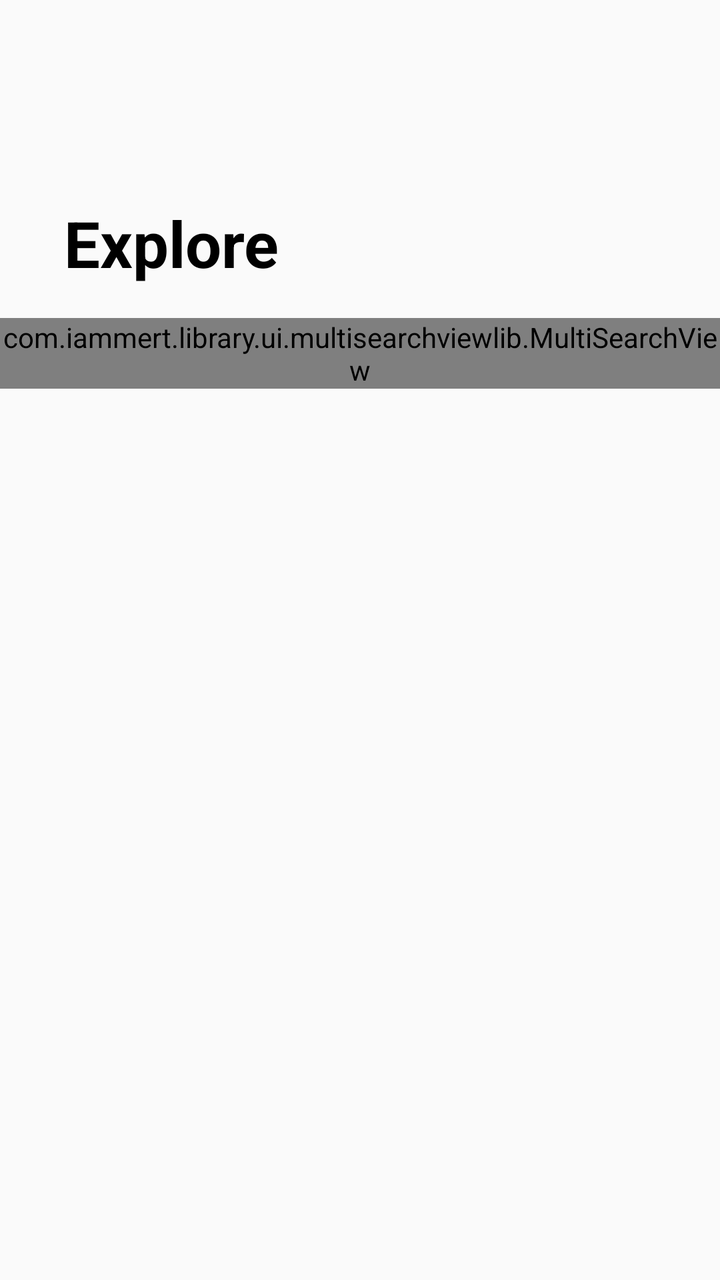
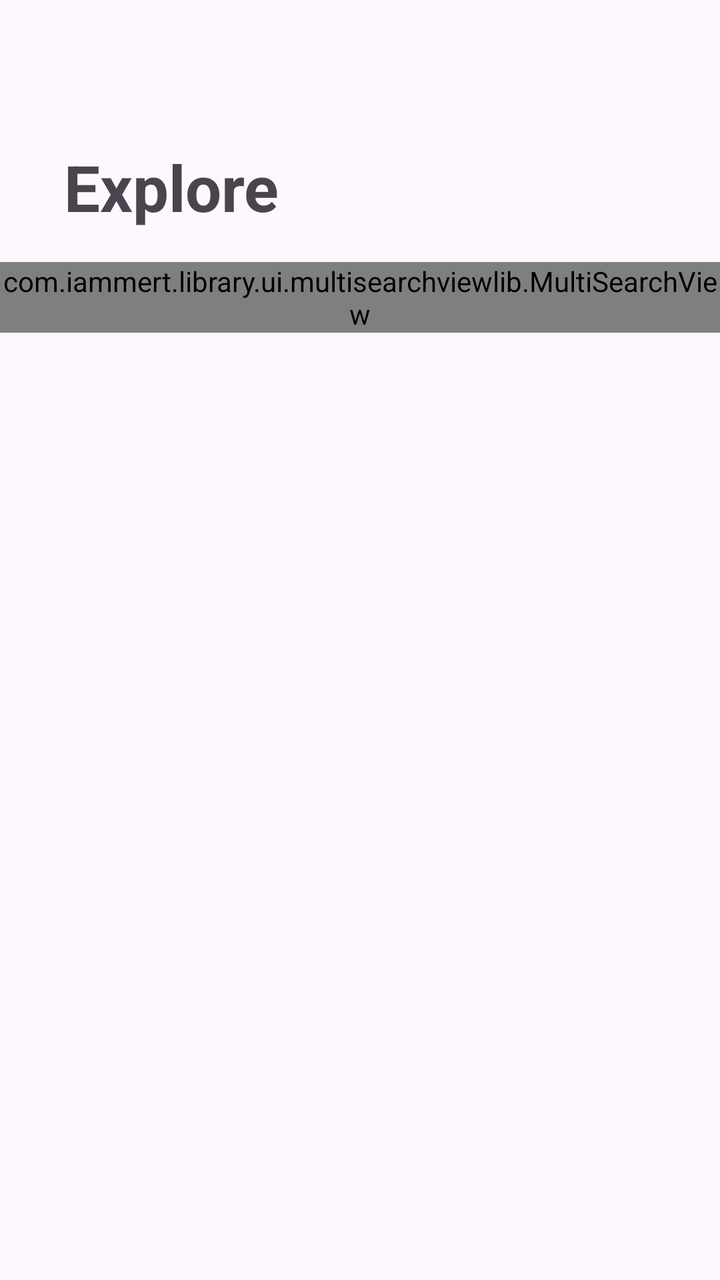

Compare the two renders of this Android layout. The source of the first and the diff that turns it into the second are given below.
<!-- AndroidManifest.xml: application theme AppTheme -->
<!-- res/layout/activity_main.xml -->
<?xml version="1.0" encoding="utf-8"?>
<LinearLayout xmlns:android="http://schemas.android.com/apk/res/android"
    xmlns:app="http://schemas.android.com/apk/res-auto"
    android:layout_width="match_parent"
    android:layout_height="match_parent"
    android:orientation="vertical">

    <androidx.appcompat.widget.AppCompatTextView
        android:layout_width="wrap_content"
        android:layout_height="wrap_content"
        android:layout_marginLeft="32dp"
        android:layout_marginTop="100dp"
        android:text="Explore"
        android:textColor="#000"
        android:textSize="32sp"
        android:textStyle="bold" />

    <com.iammert.library.ui.multisearchviewlib.MultiSearchView
        android:id="@+id/multiSearchView"
        android:layout_width="match_parent"
        android:layout_height="wrap_content"
        android:layout_marginTop="16dp"
        app:searchTextStyle="@style/SearchTextStyle" />
</LinearLayout>
<!-- resources referenced by this layout -->
<resources>
  <style name="SearchTextStyle">
          
          <item name="android:focusable">true</item>
          <item name="android:focusableInTouchMode">true</item>
          <item name="android:enabled">true</item>
          <item name="android:hint">Search</item>
          <item name="android:imeOptions">actionSearch</item>
          <item name="android:textSize">18sp</item>
          <item name="android:maxLength">15</item>
          <item name="android:inputType">textCapSentences</item>
          <item name="android:textColorHint">#80999999</item>
          <item name="android:textColor">#000</item>
      </style>
  <style name="AppTheme" parent="Theme.AppCompat.Light.NoActionBar">
          
          <item name="colorPrimary">@color/colorPrimary</item>
          <item name="colorPrimaryDark">@color/colorPrimaryDark</item>
          <item name="colorAccent">@color/colorAccent</item>
      </style>
  <color name="colorPrimary">#008577</color>
  <color name="colorPrimaryDark">#00574B</color>
  <color name="colorAccent">#D81B60</color>
</resources>

<!-- the commit's change to res/layout/activity_main.xml (unified diff, before → after) -->
@@ -1,18 +1,18 @@
 <?xml version="1.0" encoding="utf-8"?>
 <LinearLayout xmlns:android="http://schemas.android.com/apk/res/android"
     xmlns:app="http://schemas.android.com/apk/res-auto"
+    android:id="@+id/root"
     android:layout_width="match_parent"
     android:layout_height="match_parent"
     android:orientation="vertical">
 
-    <androidx.appcompat.widget.AppCompatTextView
+    <TextView
         android:layout_width="wrap_content"
         android:layout_height="wrap_content"
-        android:layout_marginLeft="32dp"
-        android:layout_marginTop="100dp"
-        android:text="Explore"
-        android:textColor="#000"
-        android:textSize="32sp"
+        android:layout_marginStart="32dp"
+        android:layout_marginTop="72dp"
+        android:text="@string/title_explore"
+        android:textAppearance="?attr/textAppearanceHeadlineLarge"
         android:textStyle="bold" />
 
     <com.iammert.library.ui.multisearchviewlib.MultiSearchView
<!-- resource entries referenced after the edit -->
@@ -1,26 +1,20 @@
 <!-- resources referenced by this layout -->
 <resources>
+  <string name="title_explore">Explore</string>
   <style name="SearchTextStyle">
           
           <item name="android:focusable">true</item>
           <item name="android:focusableInTouchMode">true</item>
           <item name="android:enabled">true</item>
-          <item name="android:hint">Search</item>
+          <item name="android:hint">@string/search_hint</item>
           <item name="android:imeOptions">actionSearch</item>
           <item name="android:textSize">18sp</item>
           <item name="android:maxLength">15</item>
           <item name="android:inputType">textCapSentences</item>
-          <item name="android:textColorHint">#80999999</item>
-          <item name="android:textColor">#000</item>
+          <item name="android:textColorHint">?android:attr/textColorHint</item>
+          <item name="android:textColor">?android:attr/textColorPrimary</item>
       </style>
-  <style name="AppTheme" parent="Theme.AppCompat.Light.NoActionBar">
-          
-          <item name="colorPrimary">@color/colorPrimary</item>
-          <item name="colorPrimaryDark">@color/colorPrimaryDark</item>
-          <item name="colorAccent">@color/colorAccent</item>
-      </style>
-  <color name="colorPrimary">#008577</color>
-  <color name="colorPrimaryDark">#00574B</color>
-  <color name="colorAccent">#D81B60</color>
+  <style name="AppTheme" parent="Theme.Material3.DayNight.NoActionBar" />
+  <string name="search_hint">Search</string>
 </resources>
 
